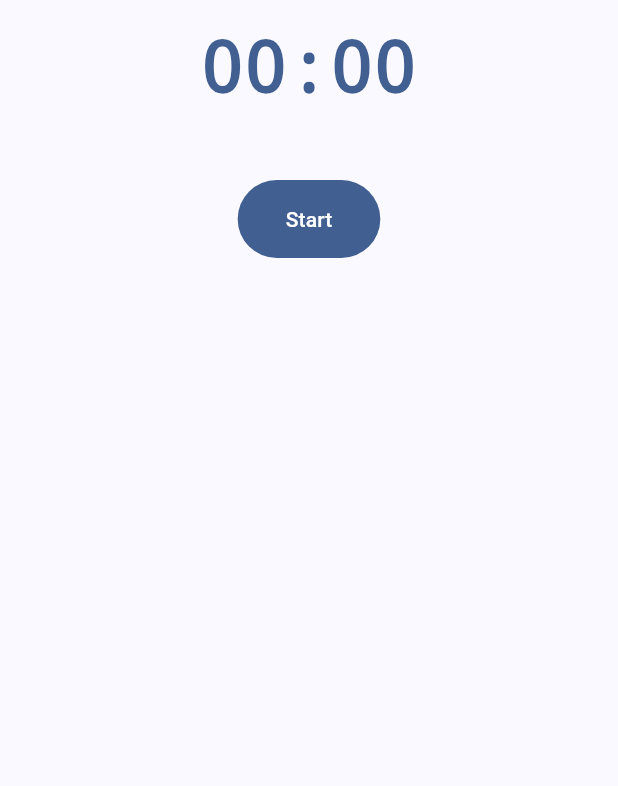
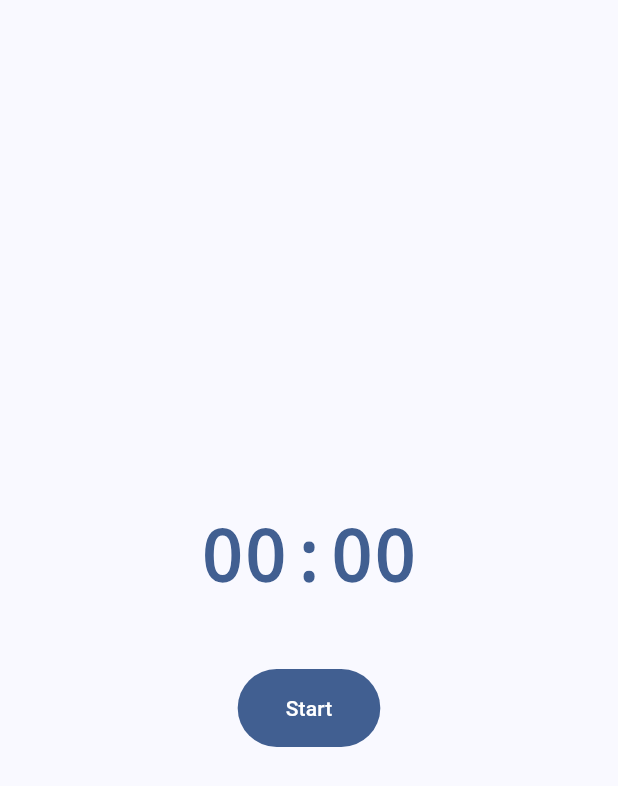
Before and after one commit to Abhinav5383/pomodoro, a Flutter app: the screen it shows after launch, on a phone screen of 412 x 824 dp. Shown: the top 786 px of the screen. Run offline on Flutter 3.47's test engine with Material 3 defaults, Android fonts, the phone set to English and light mode, and no system bars.

Commit message:
make the contents scrollable on low height use LayoutBuilder to set minHeight and center the contents

```diff
--- a/lib/main.dart
+++ b/lib/main.dart
@@ -26,8 +26,17 @@ class HomePage extends StatelessWidget {
   Widget build(BuildContext context) {
     final base = Theme.of(context);
 
-    return Container(
+    return LayoutBuilder(
+      builder: (context, constraints) => Container(
         decoration: BoxDecoration(color: base.scaffoldBackgroundColor),
+
+        child: SingleChildScrollView(
+          child: ConstrainedBox(
+            constraints: BoxConstraints(minHeight: constraints.maxHeight),
+            child: Center(
+              child: Container(
+                padding: const EdgeInsets.all(48),
+
                 child: Column(
                   mainAxisSize: MainAxisSize.min,
                   spacing: 32,
@@ -36,7 +45,9 @@ class HomePage extends StatelessWidget {
                     Container(
                       decoration: BoxDecoration(
                         color: base.cardColor,
-              borderRadius: BorderRadius.all(Radius.circular(8.0)),
+                        borderRadius: const BorderRadius.all(
+                          Radius.circular(8.0),
+                        ),
                       ),
 
                       child: Padding(
@@ -56,16 +67,25 @@ class HomePage extends StatelessWidget {
                     TextButton(
                       style: TextButton.styleFrom(
                         backgroundColor: base.buttonTheme.colorScheme!.primary,
-              foregroundColor: base.buttonTheme.colorScheme!.onPrimary,
-              padding: const EdgeInsets.symmetric(horizontal: 32, vertical: 16),
+                        foregroundColor:
+                            base.buttonTheme.colorScheme!.onPrimary,
+                        padding: const EdgeInsets.symmetric(
+                          horizontal: 32,
+                          vertical: 16,
+                        ),
                       ),
 
                       onPressed: () {
                         print("btn clicked");
                       },
-            child: Text("Start"),
+                      child: const Text("Start"),
                     ),
                   ],
+                ),
+              ),
+            ),
+          ),
+        ),
       ),
     );
   }
```
Lines whose indentation alone changed are shown as unchanged.
